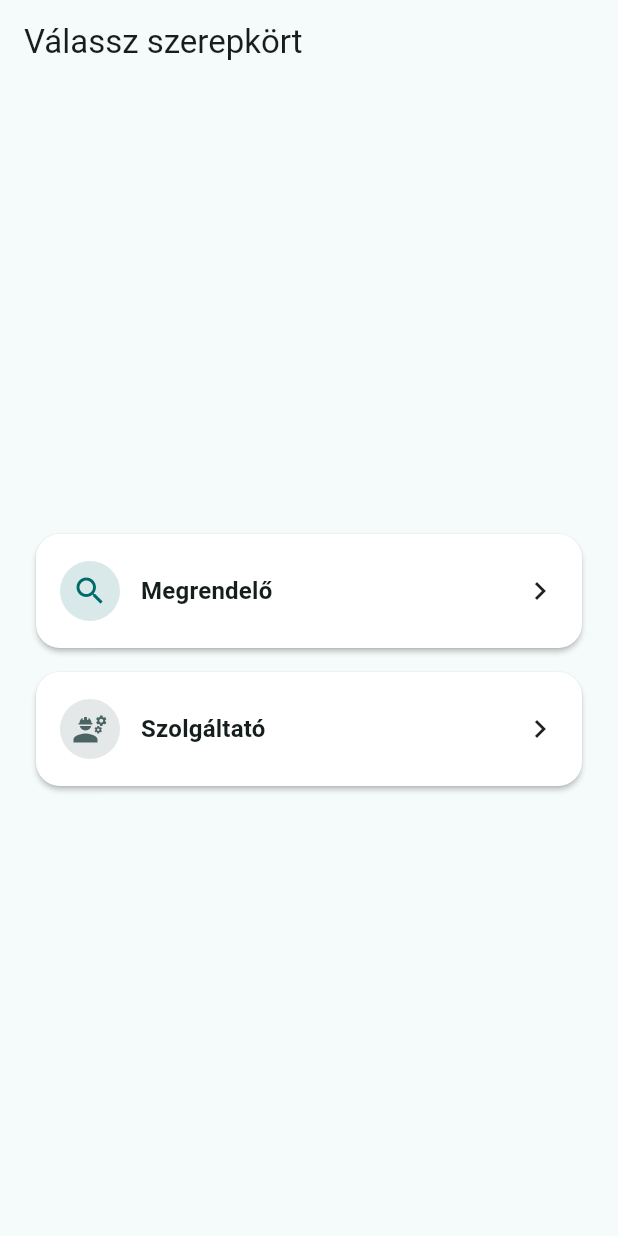
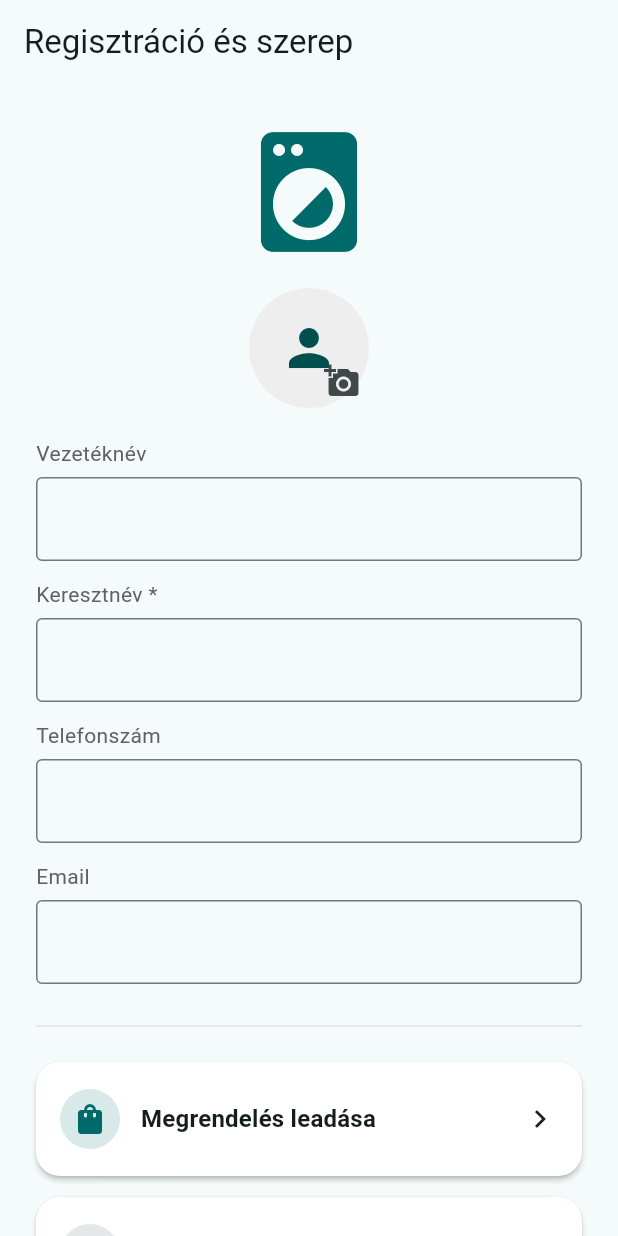
Before and after one commit to bokatimea-debug/takimaki_full, a Flutter app: the screen it shows after launch, on a phone screen of 412 x 824 dp. Run offline on Flutter 3.47's test engine with Material 3 defaults, Android fonts, the phone set to English and light mode, and no system bars.

Commit message:
csomag1: regisztráció + szerepkör választás

```diff
--- a/lib/screens/role_select_screen.dart
+++ b/lib/screens/role_select_screen.dart
@@ -1,33 +1,134 @@
 import 'package:flutter/material.dart';
+import '../session.dart';
 
-class RoleSelectScreen extends StatelessWidget {
+class RoleSelectScreen extends StatefulWidget {
   const RoleSelectScreen({super.key});
+
+  @override
+  State<RoleSelectScreen> createState() => _RoleSelectScreenState();
+}
+
+class _RoleSelectScreenState extends State<RoleSelectScreen> {
+  final _lastNameCtrl = TextEditingController();
+  final _firstNameCtrl = TextEditingController();
+  final _phoneCtrl = TextEditingController();
+  final _emailCtrl = TextEditingController();
+  bool _hasPhoto = false;
+
+  void _pickPhoto() {
+    setState(() {
+      _hasPhoto = true; // demóban automatikusan van kép
+    });
+    ScaffoldMessenger.of(context).showSnackBar(
+      const SnackBar(content: Text('Profilkép beállítva (demó)')),
+    );
+  }
+
+  bool _validateAndSave() {
+    final first = _firstNameCtrl.text.trim();
+    if (first.isEmpty) {
+      ScaffoldMessenger.of(context).showSnackBar(
+        const SnackBar(content: Text('Keresztnév kötelező')),
+      );
+      return false;
+    }
+    if (!_hasPhoto) {
+      ScaffoldMessenger.of(context).showSnackBar(
+        const SnackBar(content: Text('Profilkép kötelező')),
+      );
+      return false;
+    }
+
+    final s = UserSession.instance;
+    s.firstName = first;
+    s.lastName = _lastNameCtrl.text.trim();
+    s.phone = _phoneCtrl.text.trim();
+    s.email = _emailCtrl.text.trim();
+    s.hasPhoto = _hasPhoto;
+    return true;
+  }
 
   @override
   Widget build(BuildContext context) {
     final theme = Theme.of(context);
+    final labelStyle = TextStyle(color: Colors.grey.shade700);
+
     return Scaffold(
-      appBar: AppBar(title: const Text('Válassz szerepkört')),
-      body: Padding(
-        padding: const EdgeInsets.symmetric(horizontal: 24, vertical: 32),
+      appBar: AppBar(title: const Text('Regisztráció és szerep')),
+      body: SingleChildScrollView(
+        padding: const EdgeInsets.symmetric(horizontal: 24, vertical: 24),
         child: Column(
           crossAxisAlignment: CrossAxisAlignment.stretch,
           children: [
-            const Spacer(),
-            _RoleCardButton(
-              label: 'Megrendelő',
-              icon: Icons.search,
+            Center(child: Icon(Icons.local_laundry_service, size: 96, color: theme.colorScheme.primary)),
+            const SizedBox(height: 16),
+
+            // Profilkép
+            Center(
+              child: Stack(
+                children: [
+                  CircleAvatar(
+                    radius: 40,
+                    backgroundColor: Colors.grey.shade200,
+                    child: _hasPhoto ? const Icon(Icons.check, size: 40) : const Icon(Icons.person, size: 40),
+                  ),
+                  Positioned(
+                    right: -6,
+                    bottom: -6,
+                    child: IconButton(
+                      onPressed: _pickPhoto,
+                      icon: const Icon(Icons.add_a_photo),
+                    ),
+                  )
+                ],
+              ),
+            ),
+            const SizedBox(height: 20),
+
+            Text('Vezetéknév', style: labelStyle),
+            const SizedBox(height: 6),
+            TextField(controller: _lastNameCtrl, decoration: const InputDecoration(border: OutlineInputBorder())),
+            const SizedBox(height: 12),
+
+            Text('Keresztnév *', style: labelStyle),
+            const SizedBox(height: 6),
+            TextField(controller: _firstNameCtrl, decoration: const InputDecoration(border: OutlineInputBorder())),
+            const SizedBox(height: 12),
+
+            Text('Telefonszám', style: labelStyle),
+            const SizedBox(height: 6),
+            TextField(controller: _phoneCtrl, keyboardType: TextInputType.phone, decoration: const InputDecoration(border: OutlineInputBorder())),
+            const SizedBox(height: 12),
+
+            Text('Email', style: labelStyle),
+            const SizedBox(height: 6),
+            TextField(controller: _emailCtrl, keyboardType: TextInputType.emailAddress, decoration: const InputDecoration(border: OutlineInputBorder())),
+
+            const SizedBox(height: 20),
+            Divider(color: Colors.grey.shade300),
+            const SizedBox(height: 16),
+
+            _RoleActionCard(
+              label: 'Megrendelés leadása',
+              icon: Icons.shopping_bag,
               color: theme.colorScheme.primary,
-              onTap: () => Navigator.pushNamed(context, '/customer/search'),
+              onTap: () {
+                if (_validateAndSave()) {
+                  Navigator.pushNamed(context, '/customer/search');
+                }
+              },
             ),
-            const SizedBox(height: 16),
-            _RoleCardButton(
-              label: 'Szolgáltató',
+            const SizedBox(height: 14),
+            _RoleActionCard(
+              label: 'Szolgáltatás felvétele',
               icon: Icons.engineering,
               color: theme.colorScheme.secondary,
-              onTap: () => Navigator.pushNamed(context, '/provider/setup'),
+              onTap: () {
+                if (_validateAndSave()) {
+                  Navigator.pushNamed(context, '/provider/setup');
+                }
+              },
             ),
-            const Spacer(),
           ],
         ),
       ),
@@ -35,12 +136,13 @@ class RoleSelectScreen extends StatelessWidget {
   }
 }
 
-class _RoleCardButton extends StatelessWidget {
+class _RoleActionCard extends StatelessWidget {
   final String label;
   final IconData icon;
   final Color color;
   final VoidCallback onTap;
-  const _RoleCardButton({
+
+  const _RoleActionCard({
     required this.label,
     required this.icon,
     required this.color,
@@ -68,9 +170,7 @@ class _RoleCardButton extends StatelessWidget {
               Expanded(
                 child: Text(
                   label,
-                  style: Theme.of(context).textTheme.titleMedium?.copyWith(
-                        fontWeight: FontWeight.w600,
-                      ),
+                  style: Theme.of(context).textTheme.titleMedium?.copyWith(fontWeight: FontWeight.w600),
                 ),
               ),
               const Icon(Icons.chevron_right),
--- /dev/null
+++ b/lib/session.dart
@@ -0,0 +1,22 @@
+// lib/session.dart
+class UserSession {
+  static final UserSession instance = UserSession._();
+  UserSession._();
+
+  String? firstName;
+  String? lastName;
+  String? phone;
+  String? email;
+  bool hasPhoto = false;
+
+  bool get isRegistered =>
+      (firstName != null && firstName!.trim().isNotEmpty && hasPhoto);
+
+  void clear() {
+    firstName = null;
+    lastName = null;
+    phone = null;
+    email = null;
+    hasPhoto = false;
+  }
+}
```
